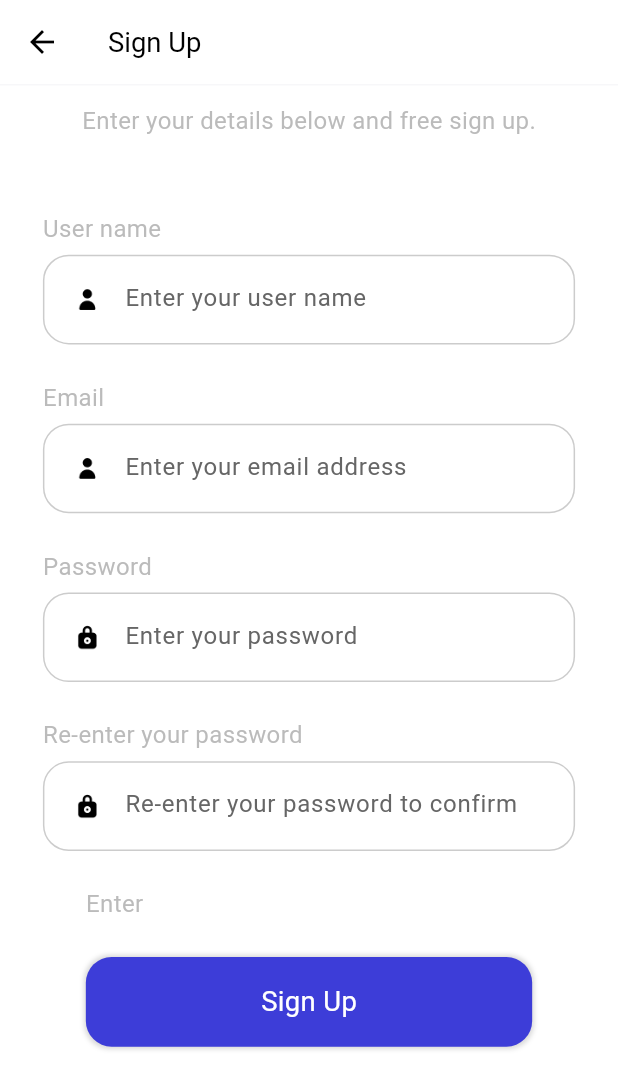
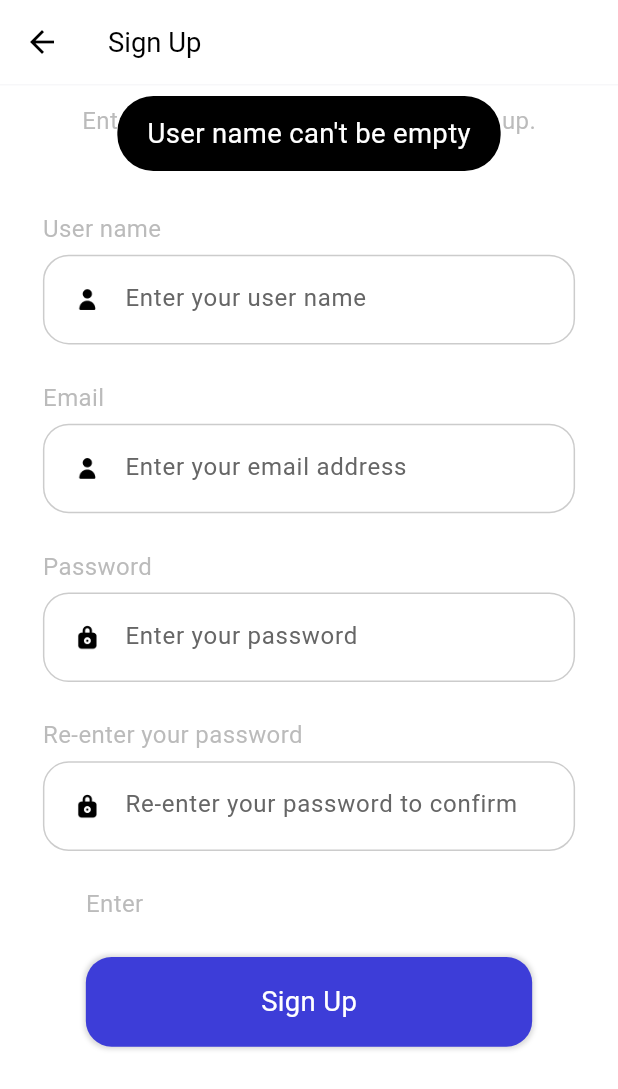
Before and after one commit to martin-ngigi/u_learn, a Flutter app: the Register screen opened by its route, after a tap on "Sign Up", on a phone screen of 412 x 824 dp. Shown: the top 1089 px of the screen. Run offline on Flutter 3.47's test engine with Material 2 defaults, Android fonts, the phone set to English and light mode, and no system bars; our stand-ins replace cloud_firestore, dots_indicator, firebase_auth, firebase_core, firebase_messaging, flutter_bloc and 2 more; accounts and stored records are empty; Roboto replaces fonts that are missing (Avenir).

Commit message:
Registration success

```diff
--- a/lib/main.dart
+++ b/lib/main.dart
@@ -56,7 +56,7 @@ class MyApp extends StatelessWidget {
             ),
             home: Welcome(),
             routes: {
-              "myHomePage": (context) => MyHomePage(),
+              //"myHomePage": (context) => MyHomePage(),
               "signIn": (context) => SignIn(),
               "register": (context) => Register()
             },
@@ -66,6 +66,7 @@ class MyApp extends StatelessWidget {
   }
 }
 
+/**
 class MyHomePage extends StatelessWidget {
   const MyHomePage({super.key});
 
@@ -118,3 +119,4 @@ class MyHomePage extends StatelessWidget {
     );
   }
 }
+**/
--- a/lib/pages/bloc_providers.dart
+++ b/lib/pages/bloc_providers.dart
@@ -1,4 +1,5 @@
 import 'package:flutter_bloc/flutter_bloc.dart';
+import 'package:u_learn/pages/register/bloc/register_bloc.dart';
 import 'package:u_learn/pages/sign_in/bloc/sign_in_bloc.dart';
 import 'package:u_learn/pages/welcome/bloc/welcome_blocs.dart';
 
@@ -6,15 +7,9 @@ import '../app_blocs.dart';
 
 class AppBlocProviders{
   static get allBlocProviders => [
-    BlocProvider(
-      // lazy: false,
-      create: (context) => WelcomeBloc(),
-    ),
-    BlocProvider(
-      //lazy: false, /// lazy: false will ask flutter to create the bloc first.
-      create: (context) => AppBlocs(),
-    ),
-
+    BlocProvider(create: (context) => WelcomeBloc(),),
+    //BlocProvider(create: (context) => AppBlocs(),),
     BlocProvider(create: (context) => SignInBloc()),
+    BlocProvider(create: (context) => RegisterBlocs()),
   ];
 }
--- /dev/null
+++ b/lib/pages/register/bloc/register_bloc.dart
@@ -0,0 +1,36 @@
+import 'package:flutter_bloc/flutter_bloc.dart';
+import 'package:u_learn/pages/register/bloc/register_events.dart';
+import 'package:u_learn/pages/register/bloc/register_states.dart';
+
+class RegisterBlocs extends Bloc<RegisterEvents, RegisterStates>{
+  RegisterBlocs():super(const RegisterStates()){
+    on<UserNameEvent>(_userNameEvent);
+    on<EmailEvent>(_emailEvent);
+    on<PasswordEvent>(_passwordEvent);
+    on<RePasswordEvent>(_rePasswordEvent);
+  }
+
+  /// username handler
+  void _userNameEvent(UserNameEvent event, Emitter<RegisterStates> emit){
+    //print("-----> [RegisterBlocs] Username: ${event.userName}");
+    emit(state.copyWith(userName: event.userName));
+  }
+
+  /// email handler
+  void _emailEvent(EmailEvent event, Emitter<RegisterStates> emit){
+    //print("-----> [RegisterBlocs] Email: ${event.email}");
+    emit(state.copyWith(email: event.email));
+  }
+
+  /// password handler
+  void _passwordEvent(PasswordEvent event, Emitter<RegisterStates> emit){
+    //print("-----> [RegisterBlocs] Password: ${event.password}");
+    emit(state.copyWith(password: event.password));
+  }
+
+  /// rePassword handler
+  void _rePasswordEvent(RePasswordEvent event, Emitter<RegisterStates> emit){
+    //print("-----> [RegisterBlocs] Re-password: ${event.rePassword}");
+    emit(state.copyWith(rePassword: event.rePassword));
+  }
+}
--- /dev/null
+++ b/lib/pages/register/bloc/register_events.dart
@@ -0,0 +1,27 @@
+abstract class RegisterEvents{
+  const RegisterEvents();
+}
+
+class UserNameEvent extends RegisterEvents{
+  /// Immutable -> can't be changed. Has const and final
+  final String userName;
+  const UserNameEvent(this.userName);
+}
+
+class EmailEvent extends RegisterEvents{
+  /// Immutable -> can't be changed. Has const and final
+  final String email;
+  const EmailEvent(this.email);
+}
+
+class PasswordEvent extends RegisterEvents{
+  /// Immutable -> can't be changed. Has const and final
+  final String password;
+  const PasswordEvent(this.password);
+}
+
+class RePasswordEvent extends RegisterEvents{
+  /// Immutable -> can't be changed. Has const and final
+  final String rePassword;
+  const RePasswordEvent(this.rePassword);
+}
--- /dev/null
+++ b/lib/pages/register/bloc/register_states.dart
@@ -0,0 +1,22 @@
+class RegisterStates {
+  /// immutable objects -> can't change. i.e. use const, and final
+  final String userName;
+  final String email;
+  final String password;
+  final String rePassword;
+
+  /// constructor
+  /// when we use {}, it becomes optional named parameters
+  const RegisterStates({
+    this.userName="", this.email="", this.password="", this.rePassword=""}); /// if you dont pass any values. Then the constructor will use ""
+
+  /// This will help to change above values since above are immutable. Now copywith is mutable
+  RegisterStates copyWith(
+      {String? userName, String? email, String? password, String? rePassword}) {
+    return RegisterStates(
+        userName: userName ?? this.userName,/// if username exist, use username, else use this.username = ""
+        email: email ?? this.email,
+        password: password ?? this.password,
+        rePassword: rePassword ?? this.rePassword);
+  }
+}
--- a/lib/pages/register/register.dart
+++ b/lib/pages/register/register.dart
@@ -1,6 +1,10 @@
 import 'package:flutter/material.dart';
 import 'package:flutter_bloc/flutter_bloc.dart';
 import 'package:flutter_screenutil/flutter_screenutil.dart';
+import 'package:u_learn/pages/register/bloc/register_bloc.dart';
+import 'package:u_learn/pages/register/bloc/register_events.dart';
+import 'package:u_learn/pages/register/bloc/register_states.dart';
+import 'package:u_learn/pages/register/register_controller.dart';
 
 import '../common_widgets.dart';
 
@@ -14,6 +18,7 @@ class Register extends StatefulWidget {
 class _RegisterState extends State<Register> {
   @override
   Widget build(BuildContext context) {
+    return BlocBuilder<RegisterBlocs, RegisterStates>(builder: (context, state){
       return Container(
         color: Colors.white,
         child: SafeArea(
@@ -46,7 +51,7 @@ class _RegisterState extends State<Register> {
                             "name",
                             "user",
                                 (value) {
-                            // context.read<SignInBloc>().add(EmailEvent(value));
+                               context.read<RegisterBlocs>().add(UserNameEvent(value));
                             },
                           ),
 
@@ -57,7 +62,7 @@ class _RegisterState extends State<Register> {
                             "email",
                             "user",
                                 (value) {
-                           // context.read<SignInBloc>().add(EmailEvent(value));
+                                  context.read<RegisterBlocs>().add(EmailEvent(value));
                             },
                           ),
 
@@ -68,7 +73,7 @@ class _RegisterState extends State<Register> {
                             "password",
                             "lock",
                                 (value) {
-                           // context.read<SignInBloc>().add(PasswordEvent(value));
+                                  context.read<RegisterBlocs>().add(PasswordEvent(value));
                             },
                           ),
 
@@ -79,7 +84,7 @@ class _RegisterState extends State<Register> {
                             "password",
                             "lock",
                                 (value) {
-                            // context.read<SignInBloc>().add(PasswordEvent(value));
+                                  context.read<RegisterBlocs>().add(RePasswordEvent(value));
                             },
                           ),
 
@@ -92,8 +97,8 @@ class _RegisterState extends State<Register> {
                             height: 5.h,
                           ),
                           buildLoginAndRegButton("Sign Up", "login", () {
-                          /// navigate to register page
-                          Navigator.of(context).pushNamed("register");
+                            /// handle register logic
+                            RegisterController(context: context).handleEmailRegister();
                           }),
                         ],
                       ),
@@ -103,5 +108,6 @@ class _RegisterState extends State<Register> {
               ),
             )),
       );
+    });
   }
 }
--- /dev/null
+++ b/lib/pages/register/register_controller.dart
@@ -0,0 +1,74 @@
+import 'package:firebase_auth/firebase_auth.dart';
+import 'package:flutter/cupertino.dart';
+import 'package:flutter_bloc/flutter_bloc.dart';
+import 'package:u_learn/common/widgets/flutter_toast.dart';
+import 'package:u_learn/pages/register/bloc/register_bloc.dart';
+
+class RegisterController {
+  final BuildContext context;
+
+  const RegisterController({required this.context});
+
+  Future<void> handleEmailRegister() async {
+    final state = context
+        .read<RegisterBlocs>()
+        .state;
+    String userName = state.userName;
+    String email = state.email;
+    String password = state.password;
+    String rePassword = state.rePassword;
+
+    if (userName.isEmpty) {
+      toastInfo(msg: "User name can't be empty");
+      return;
+    }
+    if (email.isEmpty) {
+      toastInfo(msg: "Email can't be empty");
+      return;
+    }
+    if (password.isEmpty) {
+      toastInfo(msg: "Password can't be empty");
+      return;
+    }
+    if (rePassword.isEmpty) {
+      toastInfo(msg: "RePassword can't be empty");
+      return;
+    }
+
+    if (rePassword != password) {
+      toastInfo(msg: "Password and RePassword don't match");
+      return;
+    }
+
+    try {
+      final credential = await FirebaseAuth.instance
+          .createUserWithEmailAndPassword(email: email, password: password);
+
+      if(credential.user != null){
+        /// Send Email Verification
+        await credential.user?.sendEmailVerification();
+
+        await credential.user?.updateDisplayName(userName);
+
+        toastInfo(msg: "An email has been sent to your registered email. "
+            "To activate it, please check your email primary, if not so, check spam/social");
+
+        /// Navigate to previous page. i.e. Login
+        Navigator.of(context).pop();
+
+      }
+    }
+    on FirebaseAuthException catch (e) {
+      /// hover on createUserWithEmailAndPassword to see a;;
+      if (e.code == "weak-password") {
+        toastInfo(msg: "The password provided is too weak ");
+      }
+      else if (e.code == "email-already-in-use") {
+        toastInfo(msg: "Email already in use");
+      }
+      else if (e.code == "invalid-email") {
+        toastInfo(msg: "Email is invalid");
+      }
+    }
+  }
+}
--- a/lib/pages/sign_in/bloc/sign_in_states.dart
+++ b/lib/pages/sign_in/bloc/sign_in_states.dart
@@ -1,11 +1,13 @@
 class SignInState {
+  ///immutable variables. They won't change.
   final String email;
   final String password;
 
   const SignInState({this.email = "", this.password = ""});
 
   /// Take the value, then change the value.
-  SignInState copyWith({
+  /// We need copyWith because the above variables are immutable.
+  SignInState copyWith({ /// optional named parameters. i.e. on can chose to pass any or dont pass at all
     String? email,
     String? password,
   }) {
```
Lines whose indentation alone changed are shown as unchanged.
